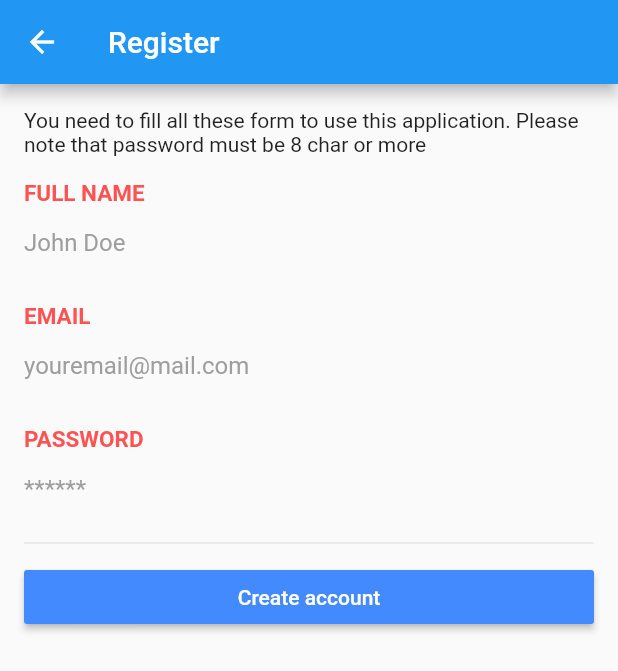
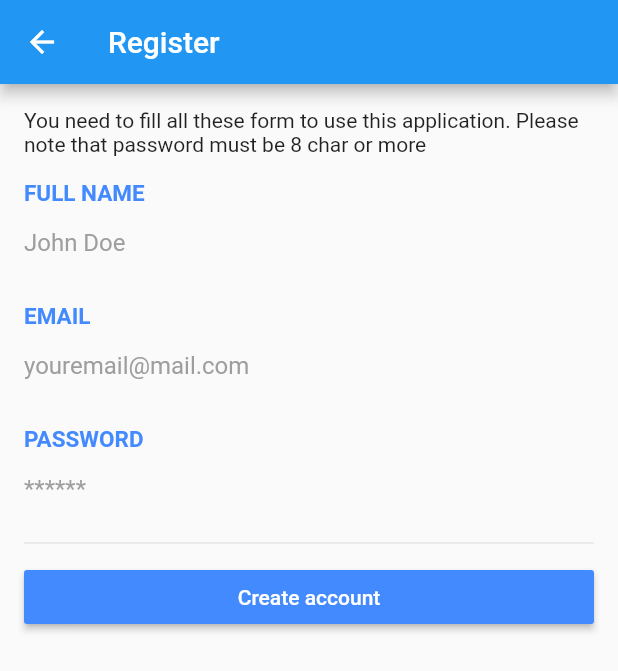
Before and after one commit to ydhnwb/resepmau_mvp_flutter, a Flutter app: the RegisterActivity screen opened directly, on a phone screen of 412 x 824 dp. Shown: the top 671 px of the screen. Run offline on Flutter 3.47's test engine with Material 2 defaults, Android fonts, the phone set to English and light mode, and no system bars; our stand-ins replace dio, retrofit, shared_preferences, toast; accounts and stored records are empty; generated files the repository leaves out were written again; network calls fail.

Commit message:
change accent color

```diff
--- a/lib/register_act.dart
+++ b/lib/register_act.dart
@@ -52,7 +52,7 @@ class _RegisterActivityState extends State<RegisterActivity> implements Register
             Text("You need to fill all these form to use this application. Please note that password must be 8 char or more"),
             Container(
               padding: EdgeInsets.only(top: 16.0),
-              child:Text("FULL NAME", style: TextStyle(fontWeight: FontWeight.bold, color: Colors.redAccent, fontSize: 15.0,),
+              child:Text("FULL NAME", style: TextStyle(fontWeight: FontWeight.bold, color: Colors.blueAccent, fontSize: 15.0,),
               ),
             ),
 
@@ -69,7 +69,7 @@ class _RegisterActivityState extends State<RegisterActivity> implements Register
 
             Container(
               padding: EdgeInsets.only(top: 16.0),
-              child:Text("EMAIL", style: TextStyle(fontWeight: FontWeight.bold, color: Colors.redAccent, fontSize: 15.0,),
+              child:Text("EMAIL", style: TextStyle(fontWeight: FontWeight.bold, color: Colors.blueAccent, fontSize: 15.0,),
               ),
             ),
             TextField(
@@ -85,7 +85,7 @@ class _RegisterActivityState extends State<RegisterActivity> implements Register
 
             Container(
               padding: EdgeInsets.only(top: 16.0),
-              child:Text("PASSWORD", style: TextStyle(fontWeight: FontWeight.bold, color: Colors.redAccent, fontSize: 15.0,),
+              child:Text("PASSWORD", style: TextStyle(fontWeight: FontWeight.bold, color: Colors.blueAccent, fontSize: 15.0,),
               ),
             ),
             TextField(
```
